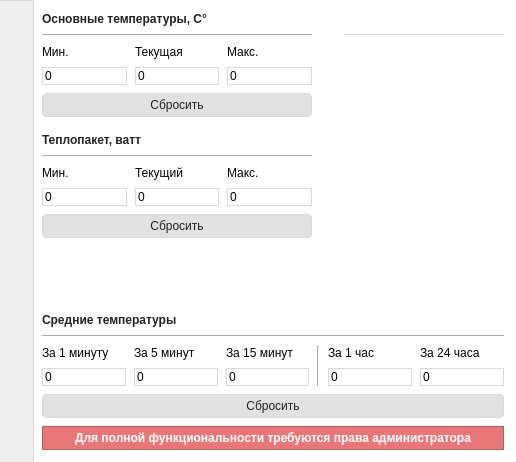
First picture: the form in windows/main.ui, repository treepoint/AveTemp, before the edit.
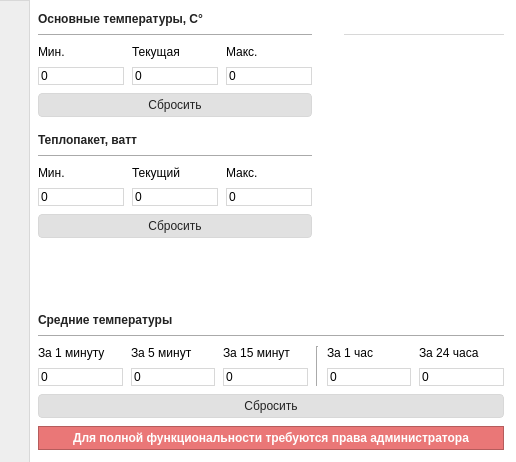
Second picture: the form after the edit. Icons and pictures are not drawn.

What changed in the file:
```diff
--- a/windows/main.ui
+++ b/windows/main.ui
@@ -77,6 +77,12 @@
          <layout class="QVBoxLayout" name="verticalLayout_6">
           <item>
            <widget class="QFrame" name="frame_2">
+            <property name="maximumSize">
+             <size>
+              <width>30</width>
+              <height>16777215</height>
+             </size>
+            </property>
             <property name="styleSheet">
              <string notr="true">background: #eee; border-right: 1px solid #d8d8d8; border-top: 1px solid #d8d8d8;</string>
             </property>
@@ -91,7 +97,7 @@
               <number>8</number>
              </property>
              <property name="leftMargin">
-              <number>6</number>
+              <number>4</number>
              </property>
              <property name="topMargin">
               <number>12</number>
```
